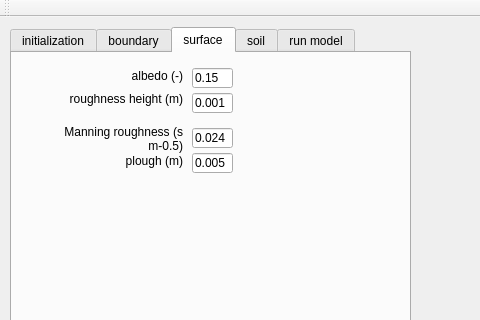
First picture: the form in HEAT1D/mainwindow.ui, repository gaowudao/CRITERIA3D, before the edit; both pictures show x 0 to 480 and y 0 to 320 of the 1200 by 619 pixel window.
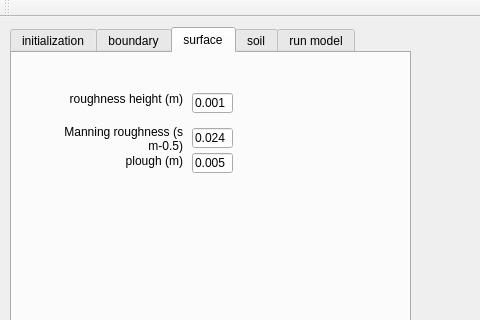
Second picture: the form after the edit. The open tabs and pages were chosen to show the change.

Commit message: albedo eliminated

The edit to the form file:
```diff
--- a/HEAT1D/mainwindow.ui
+++ b/HEAT1D/mainwindow.ui
@@ -637,35 +637,6 @@
        <string>0.005</string>
       </property>
      </widget>
-     <widget class="QLineEdit" name="lineEditAlbedo">
-      <property name="geometry">
-       <rect>
-        <x>180</x>
-        <y>15</y>
-        <width>41</width>
-        <height>20</height>
-       </rect>
-      </property>
-      <property name="text">
-       <string>0.15</string>
-      </property>
-     </widget>
-     <widget class="QLabel" name="label_21">
-      <property name="geometry">
-       <rect>
-        <x>30</x>
-        <y>15</y>
-        <width>141</width>
-        <height>16</height>
-       </rect>
-      </property>
-      <property name="text">
-       <string>albedo (-)</string>
-      </property>
-      <property name="alignment">
-       <set>Qt::AlignRight|Qt::AlignTrailing|Qt::AlignVCenter</set>
-      </property>
-     </widget>
      <widget class="QLineEdit" name="lineEditManningRoughness">
       <property name="geometry">
        <rect>
```
Left out of the diff: 2 changed lines with no effect on the pictures. The commit also changes 3 other files.
